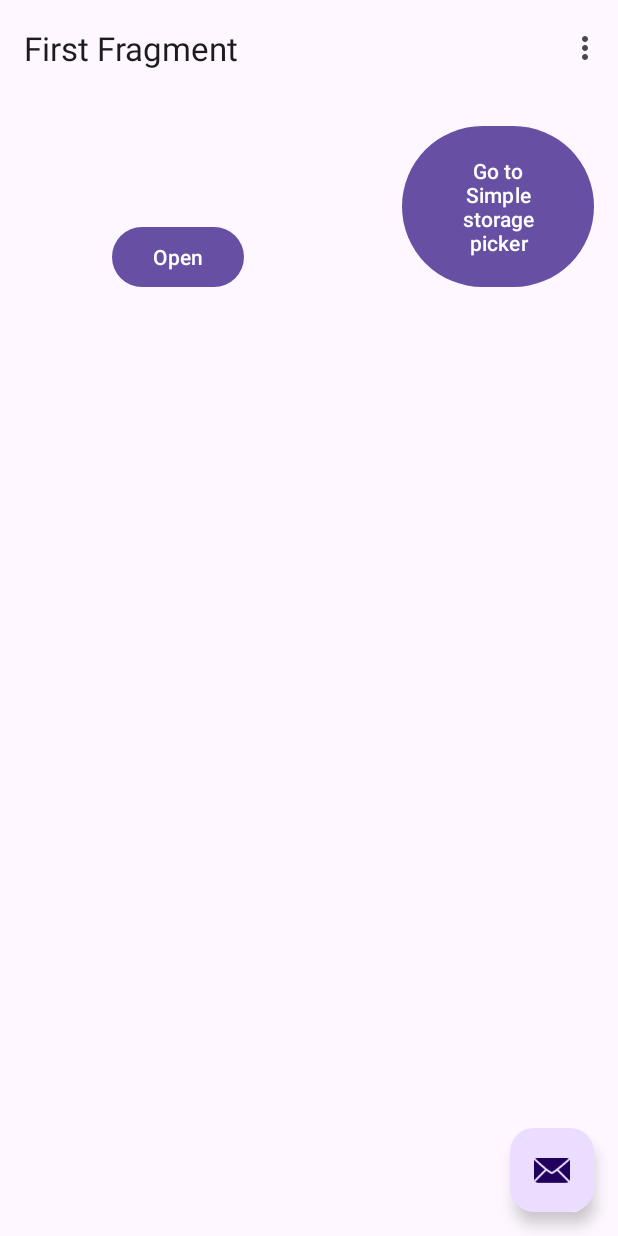
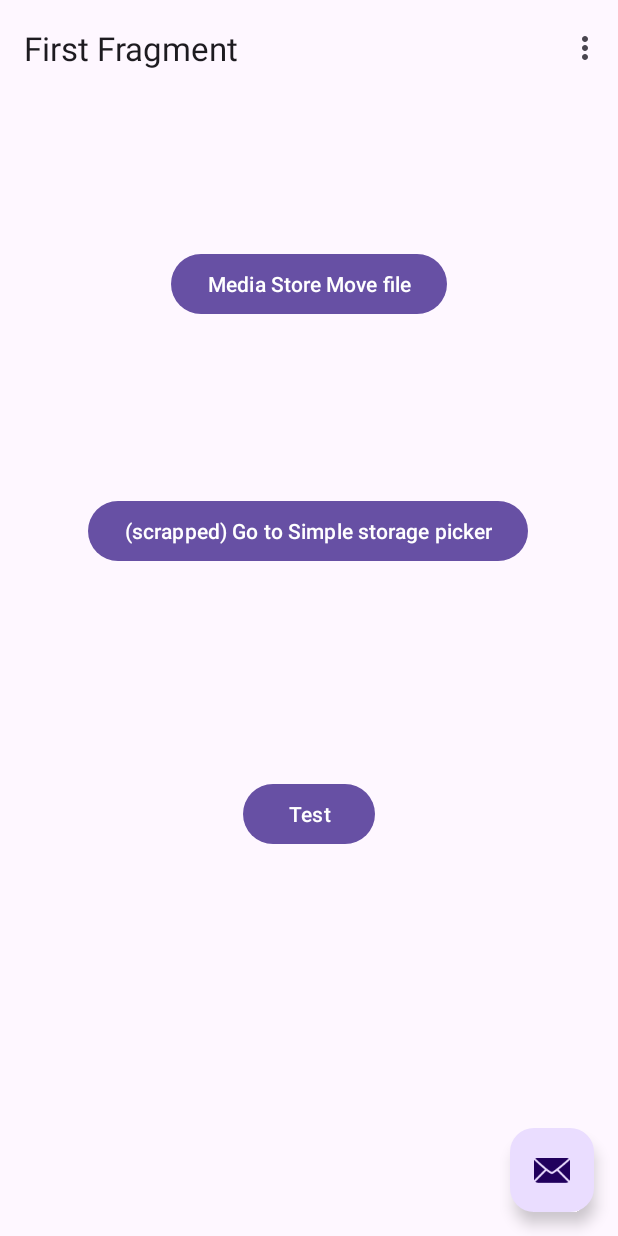
Before and after one commit to OP-75/MediaStore2, an Android app: the screen it shows after launch (MainActivity), on a phone screen of 412 x 824 dp. Run offline under Robolectric (Android 15) with nearby library versions, the phone set to English and light mode, and no system bars; our stand-ins replace navigation-ui; libraries missing offline, so code that uses them is left out: com.vmadalin.easypermissions.

Commit message:
Added hidden folder functionality. User now only needs to select the destination path one time since path is saved using shared preferences. Taken persistable permission on destination path to access it even after app closes. Added MANAGE_MEDIA permission to avaoid delete pop up everytime

```diff
--- a/app/build.gradle.kts
+++ b/app/build.gradle.kts
@@ -9,7 +9,7 @@ android {
 
     defaultConfig {
         applicationId = "com.example.mediastore2"
-        minSdk = 30
+        minSdk = 31
         targetSdk = 34
         versionCode = 1
         versionName = "1.0"
@@ -50,6 +50,9 @@ dependencies {
     //Material Dialog
     implementation("com.afollestad.material-dialogs:files:3.3.0")
 
+    //For saving objects in Shared preferences
+    implementation("com.google.code.gson:gson:2.11.0")
+
     implementation(libs.androidx.core.ktx)
     implementation(libs.androidx.appcompat)
     implementation(libs.material)
--- a/app/src/main/AndroidManifest.xml
+++ b/app/src/main/AndroidManifest.xml
@@ -5,6 +5,8 @@
     <uses-permission android:name="android.permission.WRITE_EXTERNAL_STORAGE" />
     <uses-permission android:name="android.permission.READ_MEDIA_IMAGES"/>
     <uses-permission android:name="android.permission.READ_MEDIA_VIDEO"/>
+    <uses-permission android:name="android.permission.MANAGE_MEDIA"
+        tools:ignore="ProtectedPermissions" />
     <application
         android:allowBackup="true"
         android:dataExtractionRules="@xml/data_extraction_rules"
--- a/app/src/main/res/layout/fragment_first.xml
+++ b/app/src/main/res/layout/fragment_first.xml
@@ -1,39 +1,43 @@
 <?xml version="1.0" encoding="utf-8"?>
-<androidx.core.widget.NestedScrollView xmlns:android="http://schemas.android.com/apk/res/android"
+<androidx.constraintlayout.widget.ConstraintLayout xmlns:android="http://schemas.android.com/apk/res/android"
     xmlns:app="http://schemas.android.com/apk/res-auto"
     xmlns:tools="http://schemas.android.com/tools"
     android:layout_width="match_parent"
     android:layout_height="match_parent"
     tools:context=".FirstFragment">
 
-    <androidx.constraintlayout.widget.ConstraintLayout
-        android:layout_width="match_parent"
-        android:layout_height="match_parent"
-        android:padding="16dp">
+    <Button
+        android:id="@+id/btnNext"
+        android:layout_width="wrap_content"
+        android:layout_height="wrap_content"
+        android:text="(scrapped) Go to Simple storage picker"
+        app:layout_constraintBottom_toBottomOf="parent"
+        app:layout_constraintEnd_toEndOf="parent"
+        app:layout_constraintHorizontal_bias="0.497"
+        app:layout_constraintStart_toStartOf="parent"
+        app:layout_constraintTop_toTopOf="parent"
+        app:layout_constraintVertical_bias="0.374" />
 
     <Button
         android:id="@+id/btnOpen"
         android:layout_width="wrap_content"
         android:layout_height="wrap_content"
-            android:text="Open"
+        android:text="Media Store Move file"
         app:layout_constraintBottom_toBottomOf="parent"
         app:layout_constraintEnd_toEndOf="parent"
-            app:layout_constraintHorizontal_bias="0.202"
         app:layout_constraintStart_toStartOf="parent"
         app:layout_constraintTop_toTopOf="parent"
-            app:layout_constraintVertical_bias="1.0" />
+        app:layout_constraintVertical_bias="0.142" />
 
     <Button
-            android:id="@+id/btnNext"
-            android:layout_width="128dp"
-            android:layout_height="115dp"
-            android:text="Go to Simple storage picker"
+        android:id="@+id/btnTest"
+        android:layout_width="wrap_content"
+        android:layout_height="wrap_content"
+        android:text="Test"
         app:layout_constraintBottom_toBottomOf="parent"
         app:layout_constraintEnd_toEndOf="parent"
-            app:layout_constraintHorizontal_bias="1.0"
         app:layout_constraintStart_toStartOf="parent"
         app:layout_constraintTop_toTopOf="parent"
-            app:layout_constraintVertical_bias="1.0" />
+        app:layout_constraintVertical_bias="0.639" />
 
 </androidx.constraintlayout.widget.ConstraintLayout>
-</androidx.core.widget.NestedScrollView>
```
Also changed, not shown: app/src/main/java/com/example/mediastore2/FirstFragment.kt (+121 -16 lines), app/src/main/java/com/example/mediastore2/GsonSerializer/UriAdapter.kt (added, +19 -0 lines), app/src/main/res/layout/fragment_second.xml (+12 -17 lines), 1 other file. Lines whose indentation alone changed are shown as unchanged.
